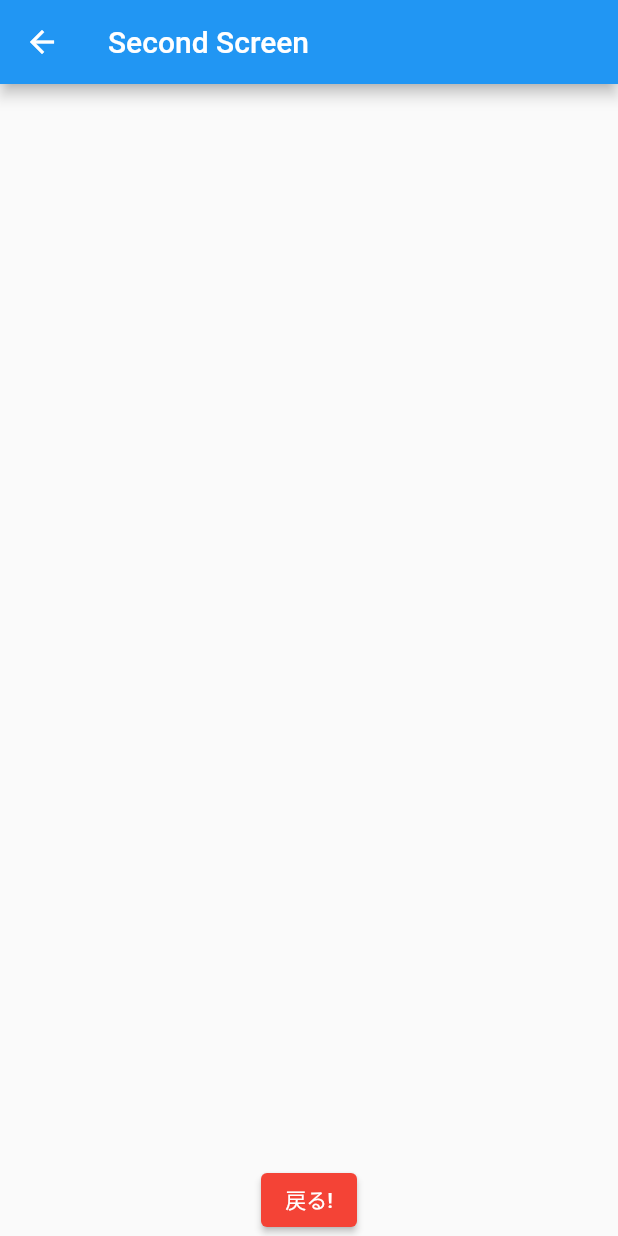
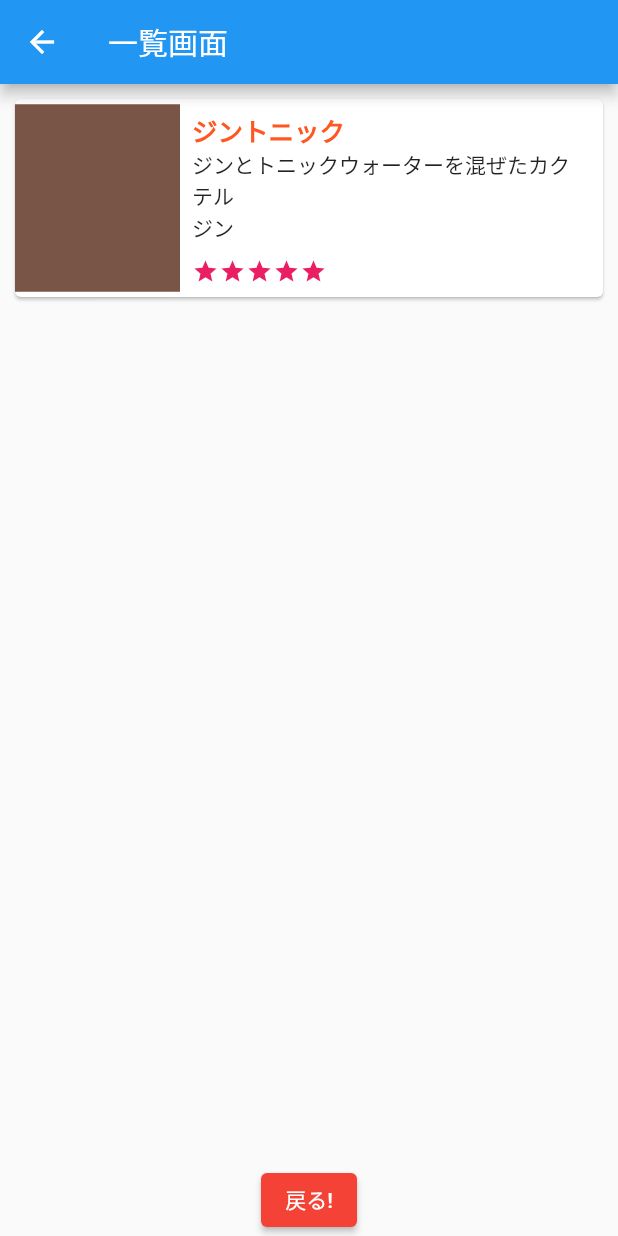
Before and after one commit to grayplain/cocktailCraft, a Flutter app: the screen it shows after launch, after a tap on "遷移する!", on a phone screen of 412 x 824 dp. Run offline on Flutter 3.47's test engine with Material 2 defaults, Android fonts, the phone set to English and light mode, and no system bars.

Commit message:
リスト表示まで

```diff
--- /dev/null
+++ b/lib/Entity/AlbRate.dart
@@ -0,0 +1,22 @@
+//TODO: アルコール度数の分布がこれでいいか検証する必要がある。
+// 極端に少なかったり多かったりする場合は、分布を変える必要がある。
+
+/* アルコール度数を表すクラス
+  7段階の enum で表現する
+  0: 0%
+  1: 1~5%
+  2: 6-10%
+  3: 11-19%
+  4: 20-29%
+  5: 30-39%
+  6: 40% 以上
+ */
+enum AlbRate {
+  none,
+  veryLow,
+  low,
+  intermediate,
+  high,
+  veryHigh,
+  criticallyHigh
+}
--- a/lib/Entity/CockTail.dart
+++ b/lib/Entity/CockTail.dart
@@ -1,6 +1,10 @@
+import 'package:booy/Entity/AlbRate.dart';
+import 'package:booy/Entity/Garnish.dart';
+
 import 'Drink.dart';
 import 'Mix.dart';
 import 'Recipe.dart';
+import 'AlbRate.dart';
 
 // カクテルを定義する
 // name: カクテルの名前
@@ -14,9 +18,37 @@ class CockTail {
   List<Recipe> recipes;
   Drink base;
   Mix mix;
+  AlbRate albRate;
 
   //コンストラクタ
-  CockTail(this.name, this.description,this.recipes, this.base, this.mix);
+  CockTail(this.name, this.description,this.recipes, this.base, this.mix, this.albRate);
 
+  //ダミーデータを作成
+  CockTail dummyCockTail() {
+    return CockTail('dummyName',
+        'dummyDescription',
+        [], Drink.dummyDrink(),
+        Mix.dummyMix,
+        AlbRate.none);
+  }
+
+  //サンプルデータ(ジントニック)を作成
+  static CockTail sampleCockTail() {
+    return CockTail('ジントニック',
+        'ジンとトニックウォーターを混ぜたカクテル',
+        [
+          Recipe(Drink.sampleHardDrink(), 60, Unit.ml),
+          Recipe(Drink.sampleSoftDrink(), 120, Unit.ml),
+          Recipe(Garnish.sampleGarish(), 1, Unit.piece)
+        ],
+        Drink.sampleHardDrink(),
+        Mix(MixType.stir),
+        AlbRate.intermediate);
+  }
+
+  //2秒後に Cocktail を返却する
+  static Future<List<CockTail>> fetchCockTail() async {
+    return Future.delayed(Duration(seconds: 0), () => [sampleCockTail()]);
+  }
 
 }
--- a/lib/Entity/Drink.dart
+++ b/lib/Entity/Drink.dart
@@ -36,4 +36,19 @@ class Drink extends Material{
       return abv;
     }
   }
+
+  //ダミーの飲み物を返す
+  static Drink dummyDrink(){
+    return Drink('dummyName', 'dummyDescription', 0);
+  }
+
+  static Drink sampleHardDrink() {
+    return Drink("ジン", "ヨーロッパの熱帯植物であるジンベエザクラの葉から抽出したエタノールを主原料としたアルコール飲料である。", 40);
+  }
+
+  static Drink sampleSoftDrink() {
+    return Drink("トニックウォーター", "炭酸水に各種の香草類や柑橘類の果皮のエキス、及び糖分を加えて調製した清涼飲料水（炭酸飲料）である。", 0);
+  }
+
+
 }
--- a/lib/Entity/Garnish.dart
+++ b/lib/Entity/Garnish.dart
@@ -26,4 +26,8 @@ class Garnish extends Material {
   Garnish dummyGarnish(){
     return Garnish('dummyName', 'dummyDescription');
   }
+
+  static Garnish sampleGarish(){
+    return Garnish('ライム', 'ライムの皮を薄くスライスしたもの');
+  }
 }
--- a/lib/Entity/Mix.dart
+++ b/lib/Entity/Mix.dart
@@ -2,7 +2,13 @@
 // 混ぜ方は MixType で定義する
 
 class Mix {
-  MixType mixType = MixType.build;
+  MixType mixType;
+
+  //コンストラクタ
+  Mix(this.mixType);
+
+  //ダミーデータを作成
+  static Mix dummyMix = Mix(MixType.build);
 }
 
 // カクテルの混ぜ方を定義する
--- /dev/null
+++ b/lib/View/CockTailDetail.dart
@@ -0,0 +1,47 @@
+import 'package:booy/Entity/CockTail.dart';
+import 'package:flutter/material.dart';
+
+// カクテルの詳細を表示する StatelessWidget。
+// リストの中身をクリックすると、そのカクテルの詳細が表示される。
+// この画面から、カクテルの作り方を見ることができる。
+class CockTailDetail extends StatelessWidget {
+  //CockTail のリストを受け取る
+  final CockTail cockTail;
+
+  //コンストラクタ
+  CockTailDetail({required Key key, required this.cockTail}) : super(key: key);
+
+  @override
+  Widget build(BuildContext context) {
+    return Scaffold(
+      appBar: AppBar(
+        title: Text('詳細画面'),
+      ),
+      //戻るボタン
+      body: Column(
+        mainAxisAlignment: MainAxisAlignment.end,
+        children: [
+          //cockTail の name と description を表示する
+          Container(
+            child: Text(cockTail.name),
+          ),
+          Container(
+            child: Text(cockTail.description),
+          ),
+
+          //戻る!ボタンをBottom に配置する
+          Center(
+            child: ElevatedButton(
+              child: Text('戻る'),
+              onPressed: () {
+                Navigator.pop(context);
+              },
+            ),
+          ),
+        ],
+      ),
+    );
+  }
+}
+// CockTail クラスのインスタンスを CockTailList から受け取り、それを表示する
+// 画面遷移は、CockTailList から行う
--- a/lib/secondScreen.dart
+++ b/lib/View/CockTailList.dart
@@ -1,15 +1,21 @@
 // ボタンが1つ存在する画面を表示する
 // ボタンを押すと、1つ前の画面に戻る
 
+import 'package:booy/Entity/CockTail.dart';
 import 'package:flutter/material.dart';
+import 'package:booy/ViewParts/CockTailListCard.dart';
 
-class SecondScreen extends StatelessWidget {
+import 'CockTailDetail.dart';
+
+class CockTailList extends StatelessWidget {
+  //CockTail のリストを受け取る
+  Future<List<CockTail>> cockTailList = CockTail.fetchCockTail();
 
   @override
   Widget build(BuildContext context) {
     return Scaffold(
       appBar: AppBar(
-        title: Text('Second Screen'),
+        title: Text('一覧画面'),
       ),
     //戻るボタン
       body: Column(
@@ -20,18 +26,32 @@ class SecondScreen extends StatelessWidget {
           //ListView の中身は、Fruits の名前を表示する
           Container(
             child: FutureBuilder(
-              future: fruitsList.addFruitsFromApi(),
+              future: cockTailList,
               builder: (BuildContext context, AsyncSnapshot snapshot) {
                 if (snapshot.connectionState == ConnectionState.done) {
                   if (!snapshot.hasData) {
-                    return CircularProgressIndicator();
-                  } return Container(
-                    height: 400,
+                    return const CircularProgressIndicator();
+                  } return Expanded(
+                    // height: 400,
                     child: ListView.builder(
+                        padding: const EdgeInsets.all(6),
                         itemCount: snapshot.data.length,
                         itemBuilder: (BuildContext context, int index) {
-                          return Center(
-                            child: Text(snapshot.data[index].name),
+                          return GestureDetector(
+                            child: CockTailListCard(
+                              cockTail: snapshot.data[index],
+                            ),
+                            onTap: () {
+                              // CockTailDetail に遷移する
+                              Navigator.push(
+                                context,
+                                MaterialPageRoute(
+                                  builder: (context) => CockTailDetail(
+                                    cockTail: snapshot.data[index], key: Key("cockTailDetail"),
+                                  ),
+                                ),
+                              );
+                            },
                           );
                         }),
                   );
@@ -42,8 +62,6 @@ class SecondScreen extends StatelessWidget {
               },
             ),
           ),
-
-
 
           //戻る!ボタンをBottom に配置する
           Center(
--- /dev/null
+++ b/lib/ViewParts/CockTailListCard.dart
@@ -0,0 +1,104 @@
+import 'dart:math';
+
+import 'package:booy/Entity/CockTail.dart';
+import 'package:flutter/material.dart';
+import 'package:booy/Entity/CockTail.dart';
+
+//カクテルのリストに表示する Card の Widget
+//表示する項目は下記の通り。
+/*
+  1. カクテルの写真
+  2. カクテルの名前
+  3. カクテルの説明
+  4. ベースのアルコール
+  5. アルコール度数のレート
+
+  表示する項目は、CockTail クラスのインスタンスから取得する。
+ */
+class CockTailListCard extends StatelessWidget {
+  final CockTail cockTail;
+
+  const CockTailListCard({required this.cockTail});
+
+  @override
+  Widget build(BuildContext context) {
+
+    return Card(
+      child: Row(
+        children: <Widget>[
+          Container(
+            height: 125,
+            width: 110,
+            padding:
+            EdgeInsets.only(left: 0, top: 10, bottom: 70, right: 20),
+              decoration: BoxDecoration(
+                color: Colors.primaries[Random().nextInt(Colors.primaries.length)],
+              ),
+            child: Container()
+          ),
+          Padding(
+            padding: const EdgeInsets.all(8.0),
+            child: SizedBox(
+              width: MediaQuery.of(context).size.width - 150,
+              child: Column(
+                mainAxisAlignment: MainAxisAlignment.start,
+                crossAxisAlignment: CrossAxisAlignment.start,
+                children: <Widget>[
+                  Text(
+                    cockTail.name,
+                    style: TextStyle(
+                        color: Colors.deepOrange,
+                        fontWeight: FontWeight.w700,
+                        fontSize: 17),
+                  ),
+                  Text(
+                    cockTail.description,
+                    style: TextStyle(fontSize: 14, color: Colors.black87),
+                    maxLines: 2,
+                    overflow: TextOverflow.ellipsis,
+                  ),
+                  Text(
+                    cockTail.base.name,
+                    style: TextStyle(fontSize: 14, color: Colors.black87),
+                  ),
+                  SizedBox(
+                    height: 10,
+                  ),
+                  Row(
+                    children: <Widget>[
+                      Icon(
+                        Icons.star,
+                        color: Colors.pink,
+                        size: 18,
+                      ),
+                      Icon(
+                        Icons.star,
+                        color: Colors.pink,
+                        size: 18,
+                      ),
+                      Icon(
+                        Icons.star,
+                        color: Colors.pink,
+                        size: 18,
+                      ),
+                      Icon(
+                        Icons.star,
+                        color: Colors.pink,
+                        size: 18,
+                      ),
+                      Icon(
+                        Icons.star,
+                        color: Colors.pink,
+                        size: 18,
+                      ),
+                    ],
+                  ),
+                ],
+              ),
+            ),
+          )
+        ],
+      ),
+    );
+  }
+}
--- a/lib/main.dart
+++ b/lib/main.dart
@@ -1,4 +1,4 @@
-import 'package:booy/secondScreen.dart';
+import 'package:booy/View/CockTailList.dart';
 import 'package:flutter/material.dart';
 
 void main() {
@@ -61,7 +61,7 @@ class _MyHomePageState extends State<MyHomePage> {
               onPressed: () {
                 Navigator.push(
                   context,
-                  MaterialPageRoute(builder: (context) => SecondScreen()),
+                  MaterialPageRoute(builder: (context) => CockTailList()),
                 );
               },
             ),
```
